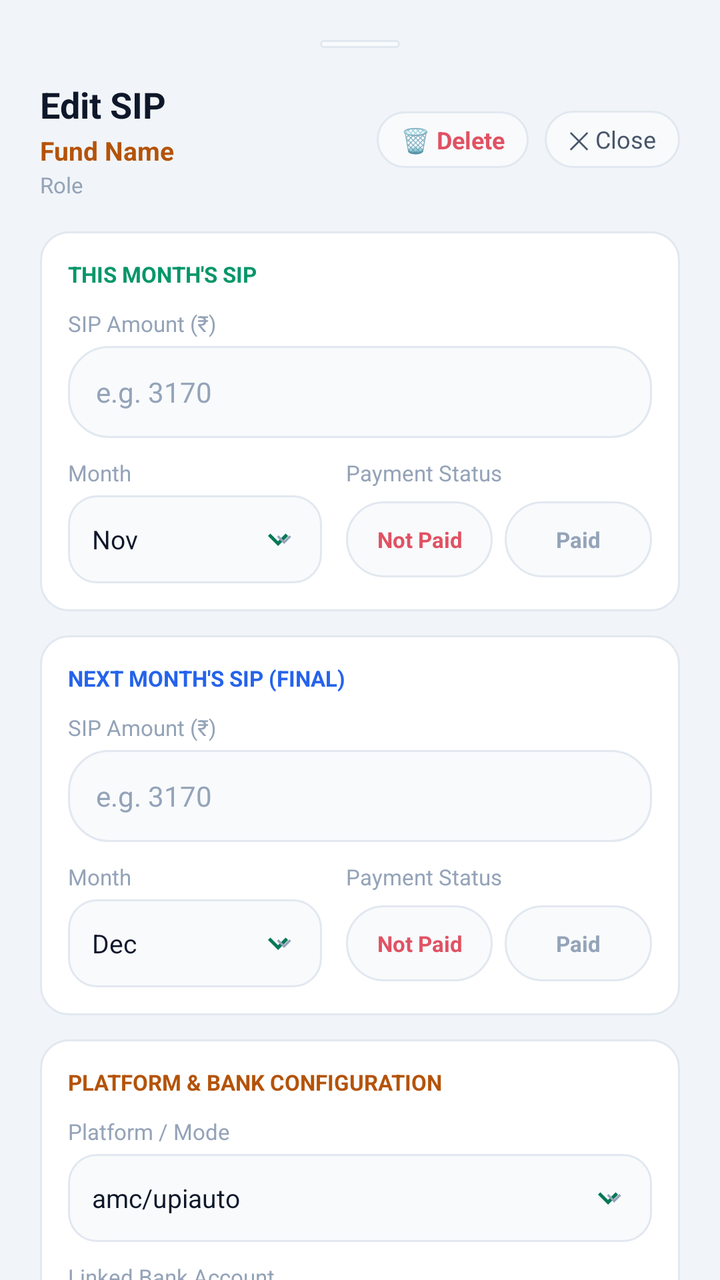
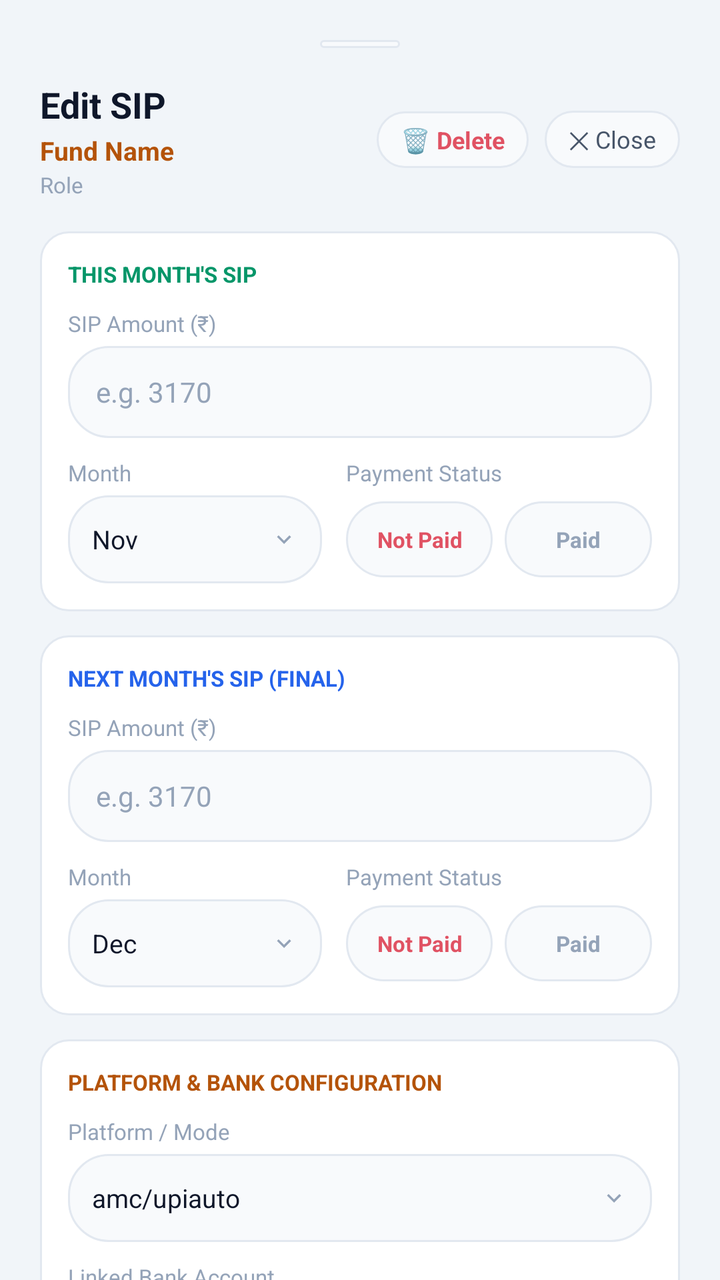

The first picture is an Android layout as it rendered before a commit; the second is the same layout after the commit. The layout source and the unified diff follow.
<!-- AndroidManifest.xml: application theme AppTheme -->
<!-- res/layout/dialog_edit_sip.xml -->
<?xml version="1.0" encoding="utf-8"?>
<androidx.core.widget.NestedScrollView xmlns:android="http://schemas.android.com/apk/res/android"
    xmlns:app="http://schemas.android.com/apk/res-auto"
    android:id="@+id/scrollEditSipRoot"
    android:layout_width="match_parent"
    android:layout_height="wrap_content"
    android:background="@color/bg_dark"
    android:clickable="true"
    android:focusable="true"
    android:focusableInTouchMode="true">

    <LinearLayout
        android:id="@+id/layoutEditSipContainer"
        android:layout_width="match_parent"
        android:layout_height="wrap_content"
        android:orientation="vertical"
        android:padding="20dp"
        android:clickable="true"
        android:focusable="true">

        
        <View
            android:layout_width="40dp"
            android:layout_height="4dp"
            android:layout_gravity="center_horizontal"
            android:layout_marginBottom="16dp"
            android:background="@drawable/bg_pill_dark" />

        
        <LinearLayout
            android:layout_width="match_parent"
            android:layout_height="wrap_content"
            android:gravity="center_vertical"
            android:orientation="horizontal">

            <LinearLayout
                android:layout_width="0dp"
                android:layout_height="wrap_content"
                android:layout_weight="1"
                android:orientation="vertical">

                <TextView
                    android:id="@+id/tvEditSipTitle"
                    android:layout_width="wrap_content"
                    android:layout_height="wrap_content"
                    android:text="Edit SIP"
                    android:textColor="@color/text_primary"
                    android:textSize="18sp"
                    android:textStyle="bold" />

                <TextView
                    android:id="@+id/tvEditSipFundName"
                    android:layout_width="wrap_content"
                    android:layout_height="wrap_content"
                    android:layout_marginTop="2dp"
                    android:text="Fund Name"
                    android:textColor="@color/amber_gold"
                    android:textSize="13sp"
                    android:textStyle="bold" />

                <TextView
                    android:id="@+id/tvEditSipRole"
                    android:layout_width="wrap_content"
                    android:layout_height="wrap_content"
                    android:layout_marginTop="1dp"
                    android:text="Role"
                    android:textColor="@color/text_muted"
                    android:textSize="11sp" />
            </LinearLayout>

            <TextView
                android:id="@+id/btnEditSipDelete"
                android:layout_width="wrap_content"
                android:layout_height="wrap_content"
                android:background="@drawable/bg_pill_dark"
                android:clickable="true"
                android:focusable="true"
                android:paddingStart="12dp"
                android:paddingTop="6dp"
                android:paddingEnd="12dp"
                android:paddingBottom="6dp"
                android:layout_marginEnd="8dp"
                android:text="🗑️ Delete"
                android:textColor="@color/red_rose"
                android:textSize="12sp"
                android:textStyle="bold" />

            <TextView
                android:id="@+id/btnEditSipClose"
                android:layout_width="wrap_content"
                android:layout_height="wrap_content"
                android:background="@drawable/bg_pill_dark"
                android:clickable="true"
                android:focusable="true"
                android:paddingStart="12dp"
                android:paddingTop="6dp"
                android:paddingEnd="12dp"
                android:paddingBottom="6dp"
                android:text="✕ Close"
                android:textColor="@color/text_secondary"
                android:textSize="12sp" />
        </LinearLayout>

        
        <LinearLayout
            android:id="@+id/cardEditSipCurrent"
            android:layout_width="match_parent"
            android:layout_height="wrap_content"
            android:layout_marginTop="16dp"
            android:background="@drawable/bg_card"
            android:orientation="vertical"
            android:padding="14dp"
            android:clickable="true"
            android:focusable="true">

            <TextView
                android:layout_width="wrap_content"
                android:layout_height="wrap_content"
                android:text="THIS MONTH'S SIP"
                android:textColor="@color/green_emerald"
                android:textSize="11sp"
                android:textStyle="bold" />

            
            <TextView
                android:layout_width="wrap_content"
                android:layout_height="wrap_content"
                android:layout_marginTop="10dp"
                android:text="SIP Amount (₹)"
                android:textColor="@color/text_muted"
                android:textSize="11sp" />

            <EditText
                android:id="@+id/etSipCurrentAmount"
                android:layout_width="match_parent"
                android:layout_height="46dp"
                android:layout_marginTop="4dp"
                android:background="@drawable/bg_pill_dark"
                android:hint="e.g. 3170"
                android:inputType="numberDecimal"
            android:imeOptions="actionDone"
                android:paddingStart="14dp"
                android:paddingEnd="14dp"
                android:textColor="@color/text_primary"
                android:textColorHint="@color/text_muted"
                android:textSize="14sp" />

            
            <LinearLayout
                android:layout_width="match_parent"
                android:layout_height="wrap_content"
                android:layout_marginTop="10dp"
                android:orientation="horizontal">

                
                <LinearLayout
                    android:layout_width="0dp"
                    android:layout_height="wrap_content"
                    android:layout_marginEnd="6dp"
                    android:layout_weight="1"
                    android:orientation="vertical">

                    <TextView
                        android:layout_width="wrap_content"
                        android:layout_height="wrap_content"
                        android:text="Month"
                        android:textColor="@color/text_muted"
                        android:textSize="11sp" />

                    <LinearLayout
                        android:id="@+id/btnSelectCurrentMonth"
                        android:layout_width="match_parent"
                        android:layout_height="44dp"
                        android:layout_marginTop="4dp"
                        android:background="@drawable/bg_spinner_dark"
                        android:clickable="true"
                        android:focusable="true"
                        android:gravity="center_vertical"
                        android:paddingStart="12dp"
                        android:paddingEnd="12dp">

                        <TextView
                            android:id="@+id/tvCurrentMonth"
                            android:layout_width="0dp"
                            android:layout_height="wrap_content"
                            android:layout_weight="1"
                            android:text="Nov"
                            android:textColor="@color/text_primary"
                            android:textSize="13sp" />

                        <ImageView
                            android:layout_width="14dp"
                            android:layout_height="14dp"
                            android:src="@drawable/ic_chevron_down"
                            app:tint="@color/text_muted" />
                    </LinearLayout>
                </LinearLayout>

                
                <LinearLayout
                    android:layout_width="0dp"
                    android:layout_height="wrap_content"
                    android:layout_marginStart="6dp"
                    android:layout_weight="1.2"
                    android:orientation="vertical">

                    <TextView
                        android:layout_width="wrap_content"
                        android:layout_height="wrap_content"
                        android:text="Payment Status"
                        android:textColor="@color/text_muted"
                        android:textSize="11sp" />

                    <LinearLayout
                        android:layout_width="match_parent"
                        android:layout_height="44dp"
                        android:layout_marginTop="4dp"
                        android:orientation="horizontal"
                        android:gravity="center_vertical">

                        <TextView
                            android:id="@+id/btnToggleCurrentNotPaid"
                            android:layout_width="0dp"
                            android:layout_weight="1"
                            android:layout_height="38dp"
                            android:layout_marginEnd="3dp"
                            android:gravity="center"
                            android:text="Not Paid"
                            android:textColor="@color/red_rose"
                            android:textSize="11sp"
                            android:textStyle="bold"
                            android:background="@drawable/bg_pill_dark"
                            android:clickable="true"
                            android:focusable="true" />

                        <TextView
                            android:id="@+id/btnToggleCurrentPaid"
                            android:layout_width="0dp"
                            android:layout_weight="1"
                            android:layout_height="38dp"
                            android:layout_marginStart="3dp"
                            android:gravity="center"
                            android:text="Paid"
                            android:textColor="@color/text_muted"
                            android:textSize="11sp"
                            android:textStyle="bold"
                            android:background="@drawable/bg_pill_dark"
                            android:clickable="true"
                            android:focusable="true" />
                    </LinearLayout>
                </LinearLayout>
            </LinearLayout>
        </LinearLayout>

        
        <LinearLayout
            android:id="@+id/cardEditSipNext"
            android:layout_width="match_parent"
            android:layout_height="wrap_content"
            android:layout_marginTop="12dp"
            android:background="@drawable/bg_card"
            android:orientation="vertical"
            android:padding="14dp"
            android:clickable="true"
            android:focusable="true">

            <TextView
                android:layout_width="wrap_content"
                android:layout_height="wrap_content"
                android:text="NEXT MONTH'S SIP (FINAL)"
                android:textColor="@color/blue_royal"
                android:textSize="11sp"
                android:textStyle="bold" />

            
            <TextView
                android:layout_width="wrap_content"
                android:layout_height="wrap_content"
                android:layout_marginTop="10dp"
                android:text="SIP Amount (₹)"
                android:textColor="@color/text_muted"
                android:textSize="11sp" />

            <EditText
                android:id="@+id/etSipNextAmount"
                android:layout_width="match_parent"
                android:layout_height="46dp"
                android:layout_marginTop="4dp"
                android:background="@drawable/bg_pill_dark"
                android:hint="e.g. 3170"
                android:inputType="numberDecimal"
            android:imeOptions="actionDone"
                android:paddingStart="14dp"
                android:paddingEnd="14dp"
                android:textColor="@color/text_primary"
                android:textColorHint="@color/text_muted"
                android:textSize="14sp" />

            
            <LinearLayout
                android:layout_width="match_parent"
                android:layout_height="wrap_content"
                android:layout_marginTop="10dp"
                android:orientation="horizontal">

                
                <LinearLayout
                    android:layout_width="0dp"
                    android:layout_height="wrap_content"
                    android:layout_marginEnd="6dp"
                    android:layout_weight="1"
                    android:orientation="vertical">

                    <TextView
                        android:layout_width="wrap_content"
                        android:layout_height="wrap_content"
                        android:text="Month"
                        android:textColor="@color/text_muted"
                        android:textSize="11sp" />

                    <LinearLayout
                        android:id="@+id/btnSelectNextMonth"
                        android:layout_width="match_parent"
                        android:layout_height="44dp"
                        android:layout_marginTop="4dp"
                        android:background="@drawable/bg_spinner_dark"
                        android:clickable="true"
                        android:focusable="true"
                        android:gravity="center_vertical"
                        android:paddingStart="12dp"
                        android:paddingEnd="12dp">

                        <TextView
                            android:id="@+id/tvNextMonth"
                            android:layout_width="0dp"
                            android:layout_height="wrap_content"
                            android:layout_weight="1"
                            android:text="Dec"
                            android:textColor="@color/text_primary"
                            android:textSize="13sp" />

                        <ImageView
                            android:layout_width="14dp"
                            android:layout_height="14dp"
                            android:src="@drawable/ic_chevron_down"
                            app:tint="@color/text_muted" />
                    </LinearLayout>
                </LinearLayout>

                
                <LinearLayout
                    android:layout_width="0dp"
                    android:layout_height="wrap_content"
                    android:layout_marginStart="6dp"
                    android:layout_weight="1.2"
                    android:orientation="vertical">

                    <TextView
                        android:layout_width="wrap_content"
                        android:layout_height="wrap_content"
                        android:text="Payment Status"
                        android:textColor="@color/text_muted"
                        android:textSize="11sp" />

                    <LinearLayout
                        android:layout_width="match_parent"
                        android:layout_height="44dp"
                        android:layout_marginTop="4dp"
                        android:orientation="horizontal"
                        android:gravity="center_vertical">

                        <TextView
                            android:id="@+id/btnToggleNextNotPaid"
                            android:layout_width="0dp"
                            android:layout_weight="1"
                            android:layout_height="38dp"
                            android:layout_marginEnd="3dp"
                            android:gravity="center"
                            android:text="Not Paid"
                            android:textColor="@color/red_rose"
                            android:textSize="11sp"
                            android:textStyle="bold"
                            android:background="@drawable/bg_pill_dark"
                            android:clickable="true"
                            android:focusable="true" />

                        <TextView
                            android:id="@+id/btnToggleNextPaid"
                            android:layout_width="0dp"
                            android:layout_weight="1"
                            android:layout_height="38dp"
                            android:layout_marginStart="3dp"
                            android:gravity="center"
                            android:text="Paid"
                            android:textColor="@color/text_muted"
                            android:textSize="11sp"
                            android:textStyle="bold"
                            android:background="@drawable/bg_pill_dark"
                            android:clickable="true"
                            android:focusable="true" />
                    </LinearLayout>
                </LinearLayout>
            </LinearLayout>
        </LinearLayout>

        
        <LinearLayout
            android:id="@+id/cardEditSipConfig"
            android:layout_width="match_parent"
            android:layout_height="wrap_content"
            android:layout_marginTop="12dp"
            android:background="@drawable/bg_card"
            android:orientation="vertical"
            android:padding="14dp"
            android:clickable="true"
            android:focusable="true">

            <TextView
                android:layout_width="wrap_content"
                android:layout_height="wrap_content"
                android:text="PLATFORM &amp; BANK CONFIGURATION"
                android:textColor="@color/amber_gold"
                android:textSize="11sp"
                android:textStyle="bold" />

            
            <TextView
                android:layout_width="wrap_content"
                android:layout_height="wrap_content"
                android:layout_marginTop="10dp"
                android:text="Platform / Mode"
                android:textColor="@color/text_muted"
                android:textSize="11sp" />

            <LinearLayout
                android:id="@+id/btnSelectPlatform"
                android:layout_width="match_parent"
                android:layout_height="44dp"
                android:layout_marginTop="4dp"
                android:background="@drawable/bg_spinner_dark"
                android:clickable="true"
                android:focusable="true"
                android:gravity="center_vertical"
                android:paddingStart="12dp"
                android:paddingEnd="12dp">

                <TextView
                    android:id="@+id/tvSelectedPlatform"
                    android:layout_width="0dp"
                    android:layout_height="wrap_content"
                    android:layout_weight="1"
                    android:text="amc/upiauto"
                    android:textColor="@color/text_primary"
                    android:textSize="13sp" />

                <ImageView
                    android:layout_width="14dp"
                    android:layout_height="14dp"
                    android:src="@drawable/ic_chevron_down"
                    app:tint="@color/text_muted" />
            </LinearLayout>

            
            <TextView
                android:layout_width="wrap_content"
                android:layout_height="wrap_content"
                android:layout_marginTop="10dp"
                android:text="Linked Bank Account"
                android:textColor="@color/text_muted"
                android:textSize="11sp" />

            <LinearLayout
                android:id="@+id/btnSelectBankAccount"
                android:layout_width="match_parent"
                android:layout_height="44dp"
                android:layout_marginTop="4dp"
                android:background="@drawable/bg_spinner_dark"
                android:clickable="true"
                android:focusable="true"
                android:gravity="center_vertical"
                android:paddingStart="12dp"
                android:paddingEnd="12dp">

                <TextView
                    android:id="@+id/tvSelectedBankAccount"
                    android:layout_width="0dp"
                    android:layout_height="wrap_content"
                    android:layout_weight="1"
                    android:text="Slice"
                    android:textColor="@color/text_primary"
                    android:textSize="13sp" />

                <ImageView
                    android:layout_width="14dp"
                    android:layout_height="14dp"
                    android:src="@drawable/ic_chevron_down"
                    app:tint="@color/text_muted" />
            </LinearLayout>
        </LinearLayout>

        
        <LinearLayout
            android:layout_width="match_parent"
            android:layout_height="wrap_content"
            android:layout_marginTop="20dp"
            android:layout_marginBottom="16dp"
            android:orientation="horizontal">

            <com.google.android.material.button.MaterialButton
                android:id="@+id/btnSipDelete"
                android:layout_width="0dp"
                android:layout_height="48dp"
                android:layout_marginEnd="6dp"
                android:layout_weight="1"
                app:cornerRadius="24dp"
                app:backgroundTint="@color/red_bg"
                app:strokeColor="@color/red_rose"
                app:strokeWidth="1dp"
                android:text="Delete"
                android:textColor="@color/red_rose"
                android:textSize="13sp"
                android:textStyle="bold"
                android:textAllCaps="false" />

            <com.google.android.material.button.MaterialButton
                android:id="@+id/btnSipCancel"
                android:layout_width="0dp"
                android:layout_height="48dp"
                android:layout_marginStart="6dp"
                android:layout_marginEnd="6dp"
                android:layout_weight="1"
                app:cornerRadius="24dp"
                app:backgroundTint="@color/bg_card_secondary"
                app:strokeColor="@color/border_dark"
                app:strokeWidth="1dp"
                android:text="Cancel"
                android:textColor="@color/text_secondary"
                android:textSize="13sp"
                android:textStyle="bold"
                android:textAllCaps="false" />

            <com.google.android.material.button.MaterialButton
                android:id="@+id/btnSipSave"
                android:layout_width="0dp"
                android:layout_height="48dp"
                android:layout_marginStart="6dp"
                android:layout_weight="1.4"
                app:cornerRadius="24dp"
                app:backgroundTint="@color/colorPrimary"
                android:text="Save"
                android:textColor="@color/text_on_primary"
                android:textSize="13sp"
                android:textStyle="bold"
                android:textAllCaps="false" />
        </LinearLayout>

    </LinearLayout>
</androidx.core.widget.NestedScrollView>
<!-- resources referenced by this layout -->
<resources>
  <color name="amber_gold">#B45309</color>
  <color name="bg_card_secondary">#F8FAFC</color>
  <color name="bg_dark">#F1F5F9</color>
  <color name="blue_royal">#2563EB</color>
  <color name="border_dark">#E2E8F0</color>
  <color name="colorPrimary">#0D9488</color>
  <color name="green_emerald">#059669</color>
  <color name="red_bg">#FFF1F2</color>
  <color name="red_rose">#E05263</color>
  <color name="text_muted">#94A3B8</color>
  <color name="text_on_primary">#FFFFFF</color>
  <color name="text_primary">#0F172A</color>
  <color name="text_secondary">#475569</color>
  <!-- drawable bg_card (drawable) -->
  <?xml version="1.0" encoding="utf-8"?>
  <shape xmlns:android="http://schemas.android.com/apk/res/android"
      android:shape="rectangle">
      <solid android:color="@color/bg_card" />
      <corners android:radius="14dp" />
      <stroke
          android:width="1dp"
          android:color="@color/border_dark" />
  </shape>
  <!-- drawable bg_pill_dark (drawable) -->
  <?xml version="1.0" encoding="utf-8"?>
  <shape xmlns:android="http://schemas.android.com/apk/res/android"
      android:shape="rectangle">
      <solid android:color="@color/bg_card_secondary" />
      <corners android:radius="20dp" />
      <stroke
          android:width="1dp"
          android:color="@color/border_dark" />
  </shape>
  <!-- drawable bg_spinner_dark (drawable) -->
  <?xml version="1.0" encoding="utf-8"?>
  <layer-list xmlns:android="http://schemas.android.com/apk/res/android">
      <item>
          <shape android:shape="rectangle">
              <solid android:color="@color/bg_card_secondary" />
              <corners android:radius="14dp" />
              <stroke
                  android:width="1dp"
                  android:color="@color/border_dark" />
          </shape>
      </item>
      <item
          android:drawable="@drawable/ic_chevron_down"
          android:gravity="end|center_vertical"
          android:right="12dp" />
  </layer-list>
  <!-- drawable ic_chevron_down (drawable) -->
  <?xml version="1.0" encoding="utf-8"?>
  <vector xmlns:android="http://schemas.android.com/apk/res/android"
      android:width="20dp"
      android:height="20dp"
      android:viewportWidth="24"
      android:viewportHeight="24">
      <path
          android:fillColor="@color/green_mint"
          android:pathData="M7.41,8.59L12,13.17l4.59,-4.58L18,10l-6,6 -6,-6 1.41,-1.41z"/>
  </vector>
  <color name="bg_card">#FFFFFF</color>
  <color name="green_mint">#047857</color>
  <color name="colorPrimaryDark">#E2E8F0</color>
  <color name="colorAccent">#0D9488</color>
  <color name="nav_bottom_bg">#FFFFFF</color>
  <style name="FinMngrAutoCompleteTextView" parent="Widget.AppCompat.AutoCompleteTextView">
          <item name="android:popupBackground">@drawable/bg_dropdown_popup</item>
          <item name="android:textColor">@color/text_primary</item>
          <item name="android:textColorHint">@color/text_muted</item>
          <item name="android:dropDownVerticalOffset">4dp</item>
      </style>
  <style name="FinMngrBottomSheetModal" parent="Widget.MaterialComponents.BottomSheet.Modal">
          <item name="android:background">@android:color/transparent</item>
          <item name="android:backgroundTint">@android:color/transparent</item>
          <item name="backgroundTint">@android:color/transparent</item>
          <item name="shapeAppearance">@null</item>
          <item name="shapeAppearanceOverlay">@null</item>
      </style>
  <!-- drawable bg_dropdown_popup (drawable) -->
  <?xml version="1.0" encoding="utf-8"?>
  <shape xmlns:android="http://schemas.android.com/apk/res/android"
      android:shape="rectangle">
      <solid android:color="@color/bg_card" />
      <corners android:radius="12dp" />
      <stroke
          android:width="1dp"
          android:color="@color/border_dark" />
  </shape>
  <!-- unchanged entries left out for length: 2 -->
</resources>

<!-- the commit's change to res/layout/dialog_edit_sip.xml (unified diff, before → after) -->
@@ -172,7 +172,7 @@
                         android:layout_width="match_parent"
                         android:layout_height="44dp"
                         android:layout_marginTop="4dp"
-                        android:background="@drawable/bg_spinner_dark"
+                        android:background="@drawable/bg_pill_dark"
                         android:clickable="true"
                         android:focusable="true"
                         android:gravity="center_vertical"
@@ -323,7 +323,7 @@
                         android:layout_width="match_parent"
                         android:layout_height="44dp"
                         android:layout_marginTop="4dp"
-                        android:background="@drawable/bg_spinner_dark"
+                        android:background="@drawable/bg_pill_dark"
                         android:clickable="true"
                         android:focusable="true"
                         android:gravity="center_vertical"
@@ -437,7 +437,7 @@
                 android:layout_width="match_parent"
                 android:layout_height="44dp"
                 android:layout_marginTop="4dp"
-                android:background="@drawable/bg_spinner_dark"
+                android:background="@drawable/bg_pill_dark"
                 android:clickable="true"
                 android:focusable="true"
                 android:gravity="center_vertical"
@@ -474,7 +474,7 @@
                 android:layout_width="match_parent"
                 android:layout_height="44dp"
                 android:layout_marginTop="4dp"
-                android:background="@drawable/bg_spinner_dark"
+                android:background="@drawable/bg_pill_dark"
                 android:clickable="true"
                 android:focusable="true"
                 android:gravity="center_vertical"
<!-- resource entries referenced after the edit -->
@@ -33,23 +33,6 @@
           android:width="1dp"
           android:color="@color/border_dark" />
   </shape>
-  <!-- drawable bg_spinner_dark (drawable) -->
-  <?xml version="1.0" encoding="utf-8"?>
-  <layer-list xmlns:android="http://schemas.android.com/apk/res/android">
-      <item>
-          <shape android:shape="rectangle">
-              <solid android:color="@color/bg_card_secondary" />
-              <corners android:radius="14dp" />
-              <stroke
-                  android:width="1dp"
-                  android:color="@color/border_dark" />
-          </shape>
-      </item>
-      <item
-          android:drawable="@drawable/ic_chevron_down"
-          android:gravity="end|center_vertical"
-          android:right="12dp" />
-  </layer-list>
   <!-- drawable ic_chevron_down (drawable) -->
   <?xml version="1.0" encoding="utf-8"?>
   <vector xmlns:android="http://schemas.android.com/apk/res/android"
@@ -71,6 +54,7 @@
           <item name="android:textColor">@color/text_primary</item>
           <item name="android:textColorHint">@color/text_muted</item>
           <item name="android:dropDownVerticalOffset">4dp</item>
+          <item name="android:dropDownHeight">wrap_content</item>
       </style>
   <style name="FinMngrBottomSheetModal" parent="Widget.MaterialComponents.BottomSheet.Modal">
           <item name="android:background">@android:color/transparent</item>
